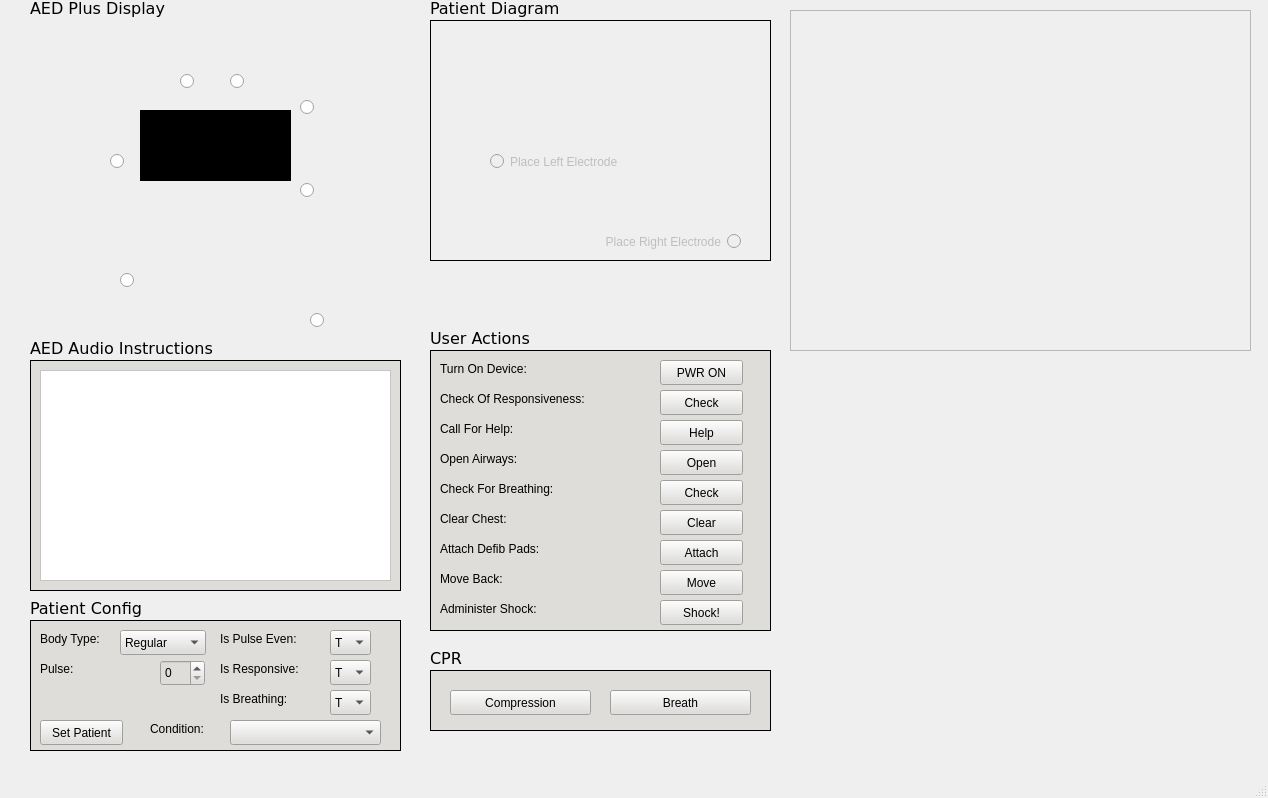
Qt form mainwindow.ui (sfahimanwar/COMP3004-Project-Team-20) before a commit.
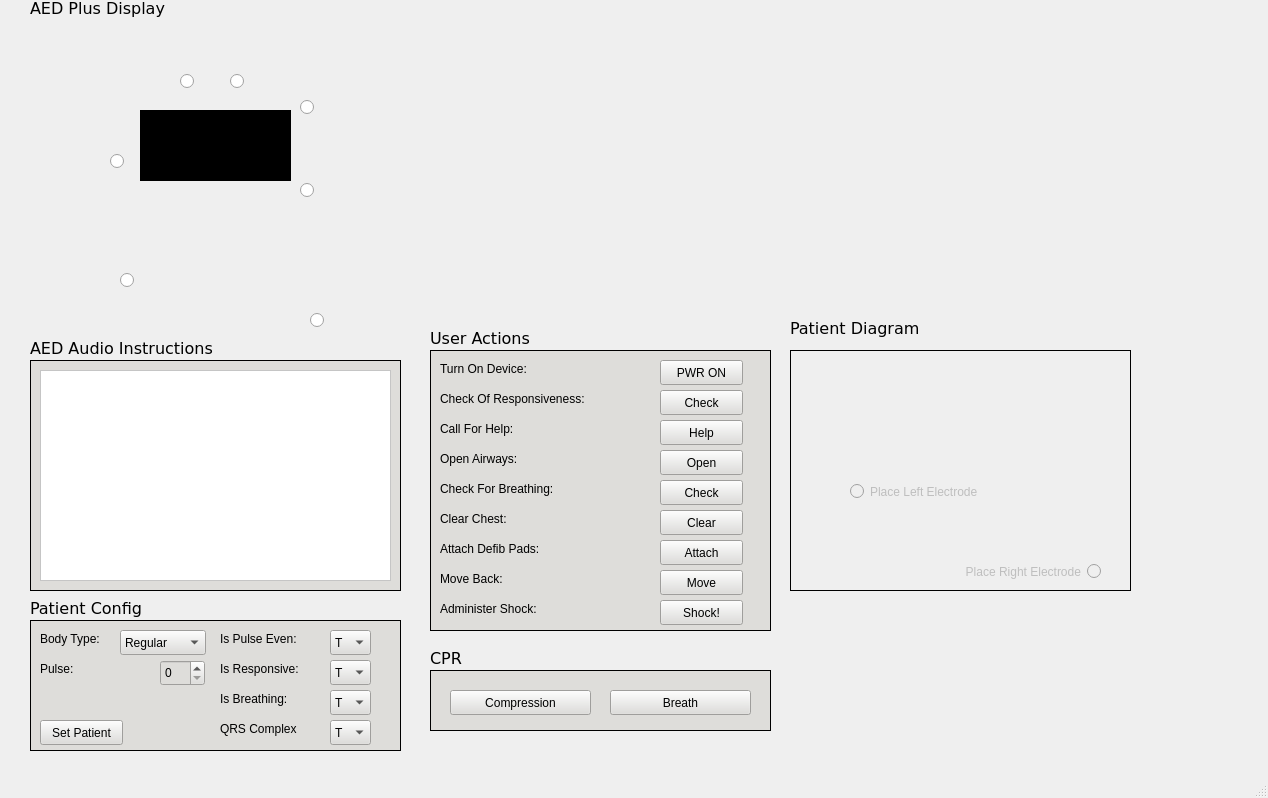
The same form after that commit. Icons and pictures are not drawn.

Commit message: added graph pictures and patient conditions

Diff of the .ui file:
```diff
--- a/mainwindow.ui
+++ b/mainwindow.ui
@@ -67,8 +67,8 @@
    <widget class="QLabel" name="patientTextLabel">
     <property name="geometry">
      <rect>
-      <x>430</x>
-      <y>0</y>
+      <x>790</x>
+      <y>320</y>
       <width>141</width>
       <height>17</height>
      </rect>
@@ -352,28 +352,35 @@
     <widget class="QLabel" name="isResponsiveLabel_3">
      <property name="geometry">
       <rect>
-       <x>120</x>
+       <x>190</x>
        <y>100</y>
        <width>91</width>
        <height>17</height>
       </rect>
      </property>
      <property name="text">
-      <string>Condition:</string>
+      <string>QRS Complex</string>
      </property>
     </widget>
     <widget class="QComboBox" name="conditionBox">
      <property name="geometry">
       <rect>
-       <x>200</x>
+       <x>300</x>
        <y>100</y>
-       <width>151</width>
+       <width>41</width>
        <height>25</height>
       </rect>
      </property>
-     <property name="currentText">
-      <string/>
-     </property>
+     <item>
+      <property name="text">
+       <string>T</string>
+      </property>
+     </item>
+     <item>
+      <property name="text">
+       <string>F</string>
+      </property>
+     </item>
     </widget>
    </widget>
    <widget class="QLabel" name="userActionsLabel">
@@ -718,8 +725,8 @@
     </property>
     <property name="geometry">
      <rect>
-      <x>490</x>
-      <y>150</y>
+      <x>850</x>
+      <y>480</y>
       <width>151</width>
       <height>23</height>
      </rect>
@@ -737,8 +744,8 @@
     </property>
     <property name="geometry">
      <rect>
-      <x>580</x>
-      <y>230</y>
+      <x>940</x>
+      <y>560</y>
       <width>161</width>
       <height>23</height>
      </rect>
@@ -885,8 +892,8 @@
     </property>
     <property name="geometry">
      <rect>
-      <x>430</x>
-      <y>20</y>
+      <x>790</x>
+      <y>350</y>
       <width>341</width>
       <height>241</height>
      </rect>
@@ -914,20 +921,17 @@
      </property>
     </widget>
    </widget>
-   <widget class="QFrame" name="horizontalFrame">
+   <widget class="QLabel" name="label">
     <property name="geometry">
      <rect>
-      <x>790</x>
-      <y>10</y>
-      <width>461</width>
-      <height>341</height>
+      <x>410</x>
+      <y>30</y>
+      <width>841</width>
+      <height>251</height>
      </rect>
     </property>
-    <property name="frameShape">
-     <enum>QFrame::StyledPanel</enum>
-    </property>
-    <property name="frameShadow">
-     <enum>QFrame::Raised</enum>
+    <property name="text">
+     <string/>
     </property>
    </widget>
    <zorder>patientFrame</zorder>
```
Left out of the diff: 4 changed lines with no effect on the pictures. The commit also changes 6 other files.
